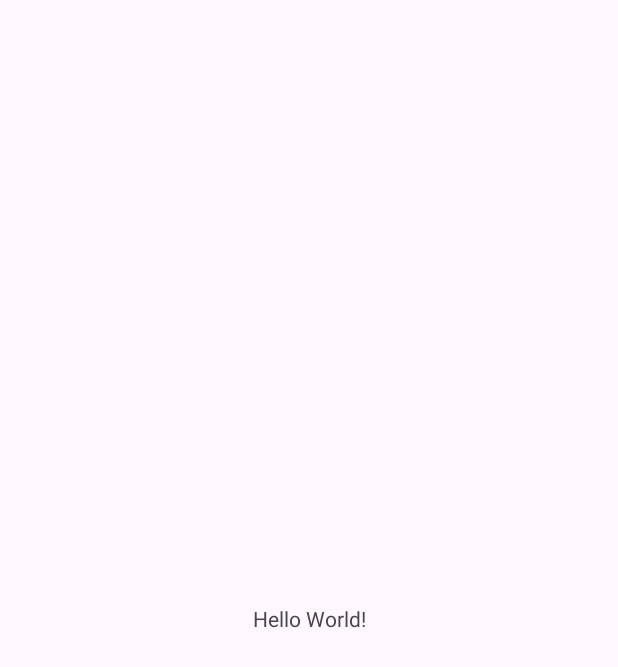
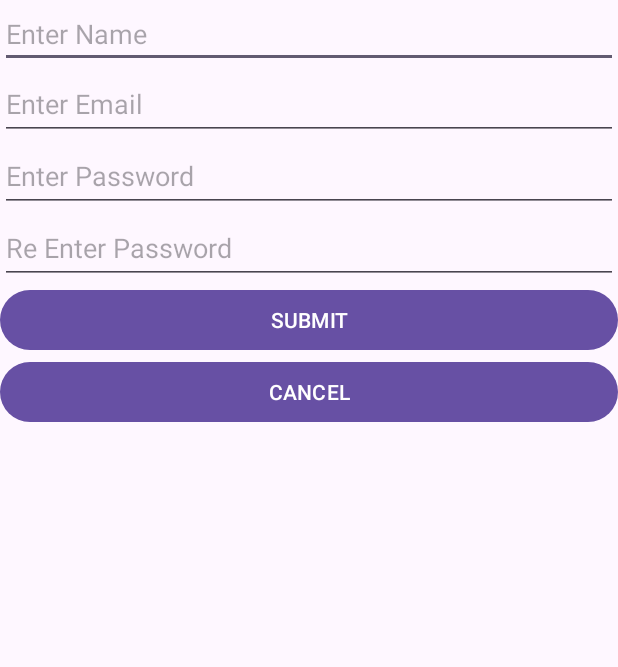
Before and after one commit to rajidush/MADTutorial04, an Android app: the screen it shows after launch (MainActivity), on a phone screen of 412 x 824 dp. Before the commit the part shown is almost empty. Shown: the top 667 px of the screen. Run offline under Robolectric (Android 15) with nearby library versions, the phone set to English and light mode, and no system bars.

Commit message:
Designed the Login Form

```diff
--- a/app/src/main/res/layout/activity_main.xml
+++ b/app/src/main/res/layout/activity_main.xml
@@ -1,19 +1,58 @@
 <?xml version="1.0" encoding="utf-8"?>
-<androidx.constraintlayout.widget.ConstraintLayout xmlns:android="http://schemas.android.com/apk/res/android"
+<LinearLayout xmlns:android="http://schemas.android.com/apk/res/android"
     xmlns:app="http://schemas.android.com/apk/res-auto"
     xmlns:tools="http://schemas.android.com/tools"
     android:id="@+id/main"
     android:layout_width="match_parent"
     android:layout_height="match_parent"
+    android:orientation="vertical"
     tools:context=".MainActivity">
 
-    <TextView
-        android:layout_width="wrap_content"
+    <EditText
+        android:id="@+id/edtName"
+        android:layout_width="match_parent"
         android:layout_height="wrap_content"
-        android:text="Hello World!"
-        app:layout_constraintBottom_toBottomOf="parent"
-        app:layout_constraintEnd_toEndOf="parent"
-        app:layout_constraintStart_toStartOf="parent"
-        app:layout_constraintTop_toTopOf="parent" />
+        android:ems="10"
+        android:inputType="text"
+        android:hint="@string/enter_name"/>
 
-</androidx.constraintlayout.widget.ConstraintLayout>
+    <EditText
+        android:id="@+id/edtEmail"
+        android:layout_width="match_parent"
+        android:layout_height="wrap_content"
+        android:ems="10"
+        android:inputType="textEmailAddress"
+        android:minHeight="48dp"
+        android:hint="@string/enter_email" />
+
+    <EditText
+        android:id="@+id/edtPassword"
+        android:layout_width="match_parent"
+        android:layout_height="wrap_content"
+        android:ems="10"
+        android:inputType="textPassword"
+        android:minHeight="48dp"
+        android:hint="@string/enter_password" />
+
+    <EditText
+        android:id="@+id/edtReTypePassword"
+        android:layout_width="match_parent"
+        android:layout_height="wrap_content"
+        android:ems="10"
+        android:inputType="textPassword"
+        android:minHeight="48dp"
+        android:hint="@string/re_enter_password" />
+
+    <Button
+        android:id="@+id/btSubmit"
+        android:layout_width="match_parent"
+        android:layout_height="wrap_content"
+        android:text="@string/submit" />
+
+    <Button
+        android:id="@+id/btnCancel"
+        android:layout_width="match_parent"
+        android:layout_height="wrap_content"
+        android:text="@string/cancel" />
+
+</LinearLayout>
--- a/app/src/main/res/values/strings.xml
+++ b/app/src/main/res/values/strings.xml
@@ -1,3 +1,9 @@
 <resources>
     <string name="app_name">Lab 02</string>
+    <string name="enter_name">Enter Name</string>
+    <string name="enter_email">Enter Email</string>
+    <string name="enter_password">Enter Password</string>
+    <string name="re_enter_password">Re Enter Password</string>
+    <string name="submit">SUBMIT</string>
+    <string name="cancel">CANCEL</string>
 </resources>
```
